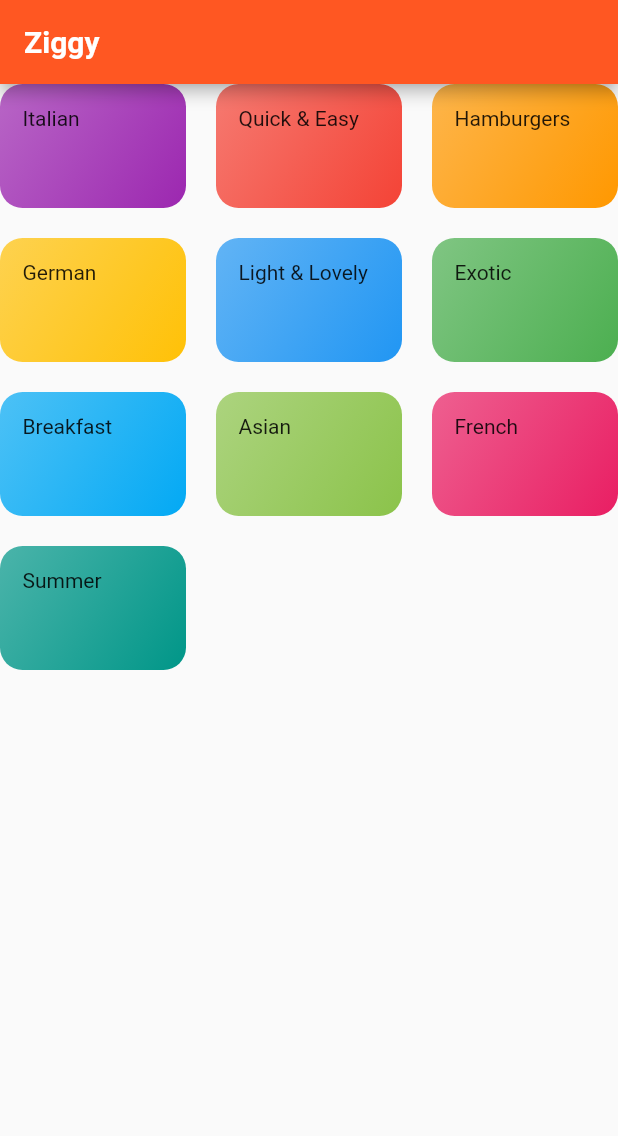
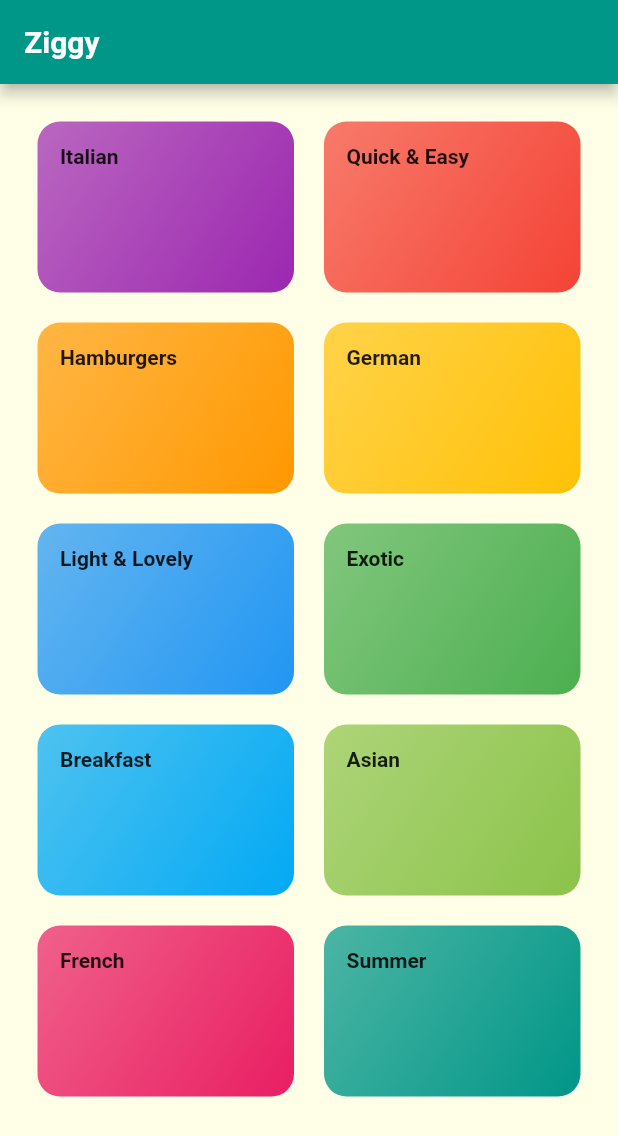
Before and after one commit to TRohit20/Flutter-Playground, a Flutter app: the screen it shows after launch, on a phone screen of 412 x 824 dp. Shown: the top 1136 px of the screen. Run offline on Flutter 3.47's test engine with Material 2 defaults, Android fonts, the light colour scheme and no system bars; our stand-ins replace firebase_auth, firebase_core; missing offline and left inert: dart:ffi; accounts and stored records are empty; Roboto replaces fonts that are missing (RobotoCondensed).

Commit message:
Theme for the App and Styling

```diff
--- a/ziggy_a_recipes_app/lib/categories_screen.dart
+++ b/ziggy_a_recipes_app/lib/categories_screen.dart
@@ -12,8 +12,9 @@
         style: TextStyle(fontWeight: FontWeight.bold),
       )),
       body: GridView(
+          padding: const EdgeInsets.all(25),
           gridDelegate: const SliverGridDelegateWithMaxCrossAxisExtent(
-              maxCrossAxisExtent: 150,
+              maxCrossAxisExtent: 200,
               childAspectRatio: 3 / 2,
               mainAxisSpacing: 20,
               crossAxisSpacing: 20),
--- a/ziggy_a_recipes_app/lib/category_item.dart
+++ b/ziggy_a_recipes_app/lib/category_item.dart
@@ -10,13 +10,16 @@
   Widget build(BuildContext context) {
     return Container(
       padding: const EdgeInsets.all(15),
-      child: Text(title),
       decoration: BoxDecoration(
           gradient: LinearGradient(
               colors: [colour.withOpacity(0.7), colour],
               begin: Alignment.topLeft,
               end: Alignment.bottomRight),
           borderRadius: BorderRadius.circular(15)),
+      child: Text(
+        title,
+        style: Theme.of(context).textTheme.titleMedium,
+      ),
     );
   }
 }
--- a/ziggy_a_recipes_app/lib/main.dart
+++ b/ziggy_a_recipes_app/lib/main.dart
@@ -8,7 +8,22 @@
   Widget build(BuildContext context) {
     return MaterialApp(
       title: 'Ziggy Recipes',
-      theme: ThemeData(primarySwatch: Colors.deepOrange),
+      theme: ThemeData(
+        primarySwatch: Colors.teal,
+        // colorScheme:
+        //     ColorScheme.fromSwatch(accentColor: Colors.deepOrange.shade200),
+        canvasColor: const Color.fromRGBO(255, 254, 230, 1),
+        fontFamily: 'Raleway',
+        textTheme: ThemeData.light().textTheme.copyWith(
+            bodyLarge: const TextStyle(color: Color.fromRGBO(20, 51, 51, 1)),
+            bodyMedium: const TextStyle(color: Color.fromRGBO(20, 51, 51, 1)),
+            titleLarge:
+                const TextStyle(fontFamily: 'RobotoCondensed', fontSize: 20),
+            titleMedium: const TextStyle(
+                fontFamily: 'RobotoCondensed',
+                fontSize: 14,
+                fontWeight: FontWeight.bold)),
+      ),
       home: CategoriesScreen(),
     );
   }
```
Also changed, not shown: ziggy_a_recipes_app/pubspec.yaml (+17 -12 lines), ziggy_a_recipes_app/assets/fonts/Raleway-Black.ttf (added), ziggy_a_recipes_app/assets/fonts/Raleway-Bold.ttf (added), ziggy_a_recipes_app/assets/fonts/Raleway-Regular.ttf (added), ziggy_a_recipes_app/assets/fonts/RobotoCondensed-Bold.ttf (added), ziggy_a_recipes_app/assets/fonts/RobotoCondensed-Italic.ttf (added), ziggy_a_recipes_app/assets/fonts/RobotoCondensed-Light.ttf (added), ziggy_a_recipes_app/assets/fonts/RobotoCondensed-Regular.ttf (added), 1 other file.
